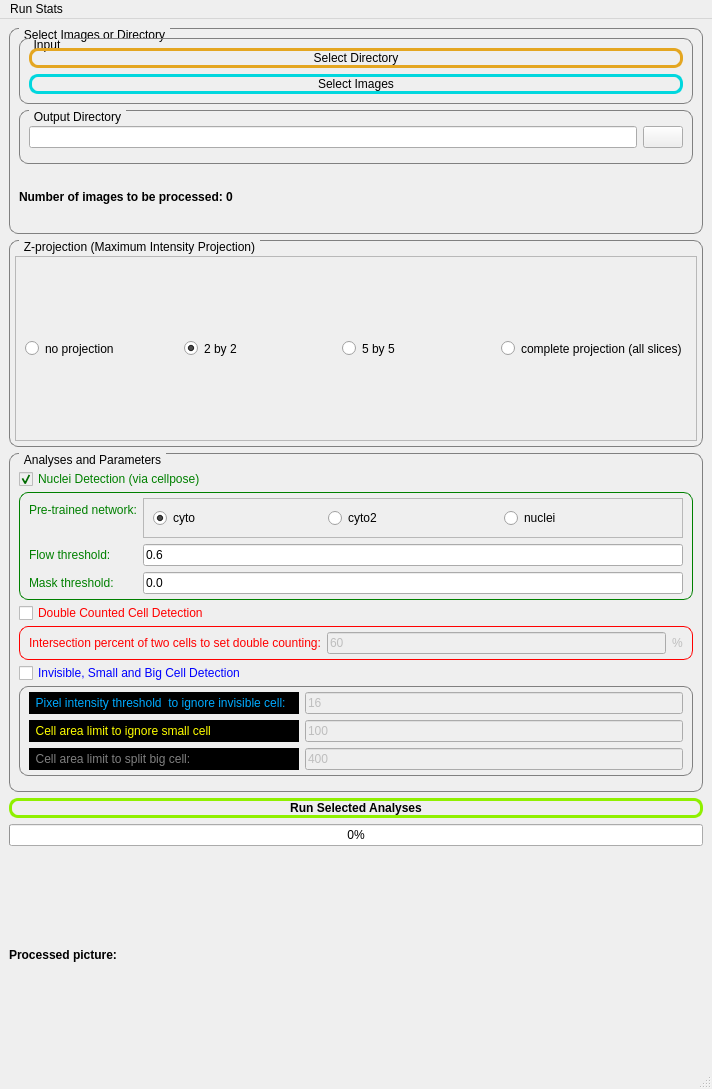
Above: Deetect/main_window_qt.ui from zgormez/Deetect before the change. Below: the same form after it.
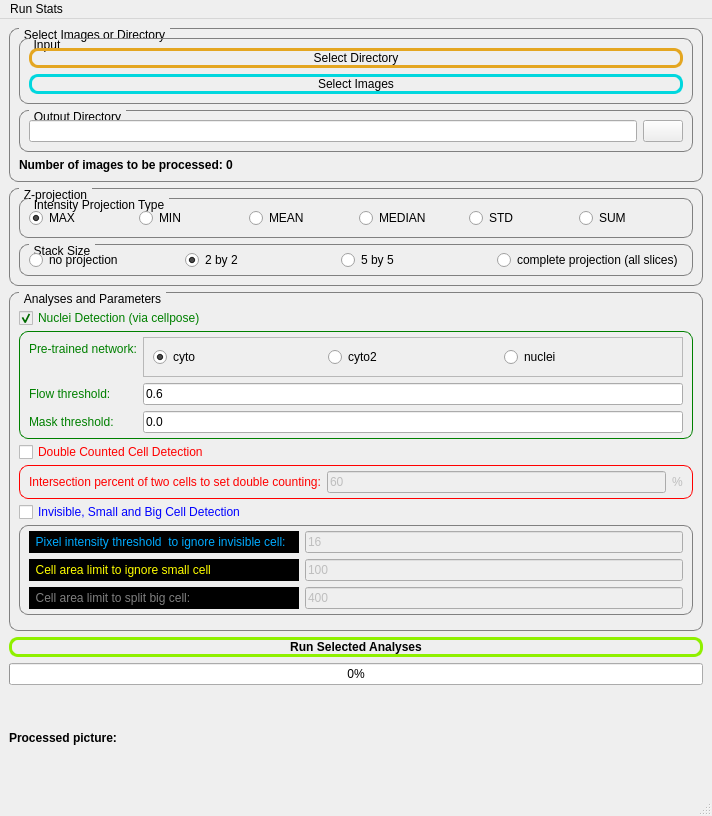
That is the form after the change. Icons and pictures are not drawn.

Commit message: adding new projection types

Patch:
```diff
--- a/Deetect/main_window_qt.ui
+++ b/Deetect/main_window_qt.ui
@@ -7,7 +7,7 @@
     <x>0</x>
     <y>0</y>
     <width>712</width>
-    <height>1089</height>
+    <height>816</height>
    </rect>
   </property>
   <property name="sizePolicy">
@@ -157,31 +157,118 @@
 }</string>
       </property>
       <property name="title">
-       <string>Z-projection (Maximum Intensity Projection)</string>
+       <string>Z-projection</string>
       </property>
-      <layout class="QGridLayout" name="gridLayout_3">
-       <property name="leftMargin">
-        <number>5</number>
-       </property>
-       <property name="topMargin">
-        <number>15</number>
-       </property>
-       <property name="rightMargin">
-        <number>5</number>
-       </property>
-       <property name="bottomMargin">
-        <number>5</number>
-       </property>
-       <property name="spacing">
-        <number>5</number>
-       </property>
-       <item row="0" column="0">
-        <widget class="QFrame" name="frame">
-         <property name="frameShape">
-          <enum>QFrame::StyledPanel</enum>
+      <layout class="QVBoxLayout" name="verticalLayout_3">
+       <item>
+        <widget class="QGroupBox" name="groupBox_2">
+         <property name="title">
+          <string>Intensity Projection Type</string>
          </property>
-         <property name="frameShadow">
-          <enum>QFrame::Raised</enum>
+         <layout class="QHBoxLayout" name="horizontalLayout_4">
+          <item>
+           <widget class="QRadioButton" name="rb_proj_max">
+            <property name="sizePolicy">
+             <sizepolicy hsizetype="Minimum" vsizetype="Minimum">
+              <horstretch>0</horstretch>
+              <verstretch>0</verstretch>
+             </sizepolicy>
+            </property>
+            <property name="text">
+             <string>MAX</string>
+            </property>
+            <property name="checked">
+             <bool>true</bool>
+            </property>
+           </widget>
+          </item>
+          <item>
+           <widget class="QRadioButton" name="rb_proj_min">
+            <property name="sizePolicy">
+             <sizepolicy hsizetype="Minimum" vsizetype="Minimum">
+              <horstretch>0</horstretch>
+              <verstretch>0</verstretch>
+             </sizepolicy>
+            </property>
+            <property name="text">
+             <string>MIN</string>
+            </property>
+            <property name="checked">
+             <bool>false</bool>
+            </property>
+           </widget>
+          </item>
+          <item>
+           <widget class="QRadioButton" name="rb_proj_mean">
+            <property name="sizePolicy">
+             <sizepolicy hsizetype="Minimum" vsizetype="Minimum">
+              <horstretch>0</horstretch>
+              <verstretch>0</verstretch>
+             </sizepolicy>
+            </property>
+            <property name="text">
+             <string>MEAN</string>
+            </property>
+           </widget>
+          </item>
+          <item>
+           <widget class="QRadioButton" name="rb_proj_median">
+            <property name="sizePolicy">
+             <sizepolicy hsizetype="Minimum" vsizetype="Minimum">
+              <horstretch>0</horstretch>
+              <verstretch>0</verstretch>
+             </sizepolicy>
+            </property>
+            <property name="text">
+             <string>MEDIAN</string>
+            </property>
+           </widget>
+          </item>
+          <item>
+           <widget class="QRadioButton" name="rb_proj_std">
+            <property name="sizePolicy">
+             <sizepolicy hsizetype="Minimum" vsizetype="Minimum">
+              <horstretch>0</horstretch>
+              <verstretch>0</verstretch>
+             </sizepolicy>
+            </property>
+            <property name="styleSheet">
+             <string notr="true"/>
+            </property>
+            <property name="text">
+             <string>STD</string>
+            </property>
+            <property name="checked">
+             <bool>false</bool>
+            </property>
+           </widget>
+          </item>
+          <item>
+           <widget class="QRadioButton" name="rb_proj_sum">
+            <property name="sizePolicy">
+             <sizepolicy hsizetype="Minimum" vsizetype="Minimum">
+              <horstretch>0</horstretch>
+              <verstretch>0</verstretch>
+             </sizepolicy>
+            </property>
+            <property name="styleSheet">
+             <string notr="true"/>
+            </property>
+            <property name="text">
+             <string>SUM</string>
+            </property>
+            <property name="checked">
+             <bool>false</bool>
+            </property>
+           </widget>
+          </item>
+         </layout>
+        </widget>
+       </item>
+       <item>
+        <widget class="QGroupBox" name="groupBox">
+         <property name="title">
+          <string>Stack Size</string>
          </property>
          <layout class="QHBoxLayout" name="horizontalLayout_3">
           <property name="topMargin">
```
Left out of the diff: 2 changed lines with no effect on the pictures. The commit also changes 4 other files.
